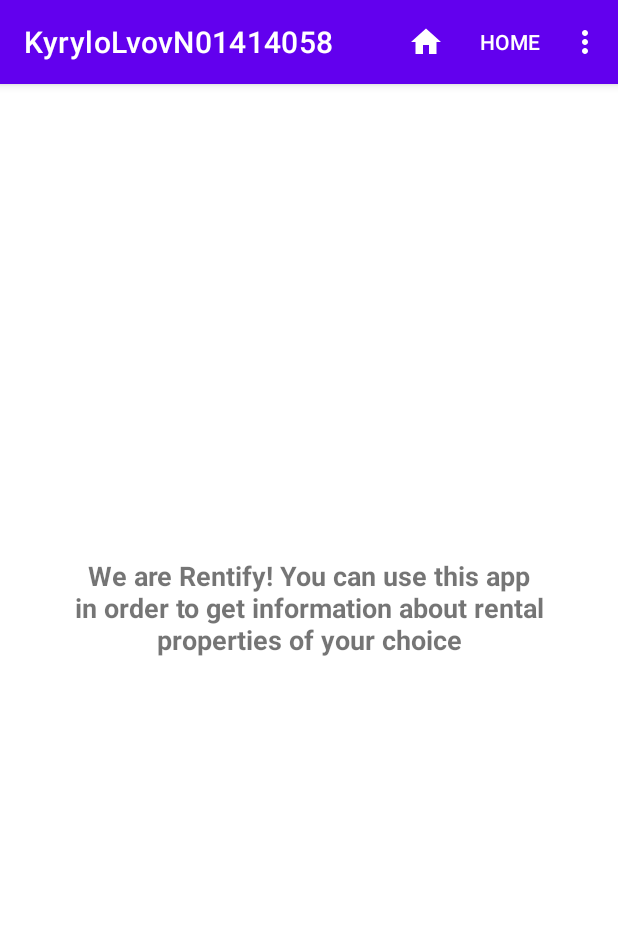
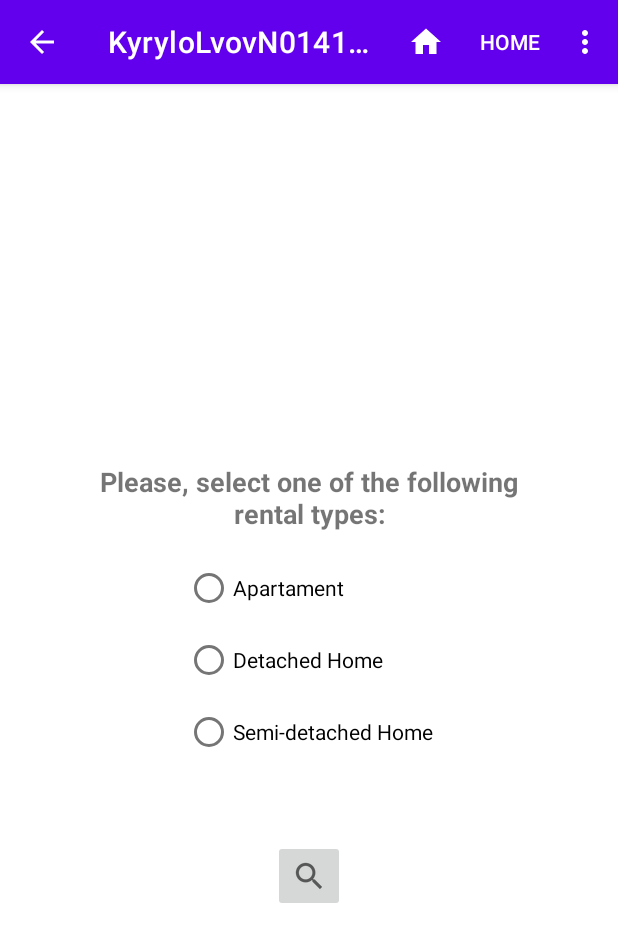
Before and after one commit to KyryloLvov4058/KyryloLvovAssign2, an Android app: the LvovRentTypeScreenActivity screen opened directly, with no data from a screen before it, on a phone screen of 412 x 824 dp. Shown: the top 942 px of the screen. Run offline under Robolectric (Android 15) with nearby library versions, the phone set to English and light mode, and no system bars.

Commit message:
ADDED: - Rent Type Screen markup - Back button in application top bar - Logic to check whether specific radio button is checked

```diff
--- a/KyryloLab22/src/main/java/kyrylo/lvov/n01414058/LvovActivityWithMenu.java
+++ b/KyryloLab22/src/main/java/kyrylo/lvov/n01414058/LvovActivityWithMenu.java
@@ -24,7 +24,8 @@ public class LvovActivityWithMenu extends AppCompatActivity {
         Intent intent = null;
         switch (item.getItemId()) {
             case R.id.kyryloRent:
-                intent = new Intent(Intent.ACTION_CALL, Uri.parse("tel:" + "+14373452002"));
+                intent = new Intent(Intent.ACTION_DIAL);
+                intent.setData(Uri.parse("tel:+14373452002"));
                 startActivity(intent);
                 return true;
 
@@ -34,14 +35,13 @@ public class LvovActivityWithMenu extends AppCompatActivity {
                 return true;
 
             case R.id.kyryloHome:
+            case android.R.id.home:
                 intent = new Intent(LvovActivityWithMenu.this, KyryloActivity.class);
                 startActivity(intent);
                 return true;
 
             default:
-                intent = new Intent(Intent.ACTION_VIEW, Uri.parse(getString(R.string.website_link)));
-                startActivity(intent);
-                return true;
+                return false;
         }
     }
 }
--- a/KyryloLab22/src/main/java/kyrylo/lvov/n01414058/LvovRentTypeScreenActivity.java
+++ b/KyryloLab22/src/main/java/kyrylo/lvov/n01414058/LvovRentTypeScreenActivity.java
@@ -3,9 +3,16 @@ package kyrylo.lvov.n01414058;
 
 import android.content.Intent;
 import android.os.Bundle;
+import android.util.Log;
 import android.view.View;
+import android.widget.ImageButton;
+import android.widget.RadioButton;
+import android.widget.RadioGroup;
+import android.widget.Toast;
 
 import androidx.appcompat.app.AppCompatActivity;
+
+import java.util.Objects;
 
 public class LvovRentTypeScreenActivity extends LvovActivityWithMenu {
 
@@ -13,5 +20,28 @@ public class LvovRentTypeScreenActivity extends LvovActivityWithMenu {
     protected void onCreate(Bundle savedInstanceState) {
         super.onCreate(savedInstanceState);
         setContentView(R.layout.activity_lvov_rent_type);
+        Objects.requireNonNull(getSupportActionBar()).setDisplayHomeAsUpEnabled(true);
+
+
+        ImageButton imgbtn = findViewById(R.id.kyryloImageButton);
+        RadioButton rb1 = findViewById(R.id.kyryloRadioButton1);
+        RadioButton rb2 = findViewById(R.id.kyryloRadioButton2);
+        RadioButton rb3 = findViewById(R.id.kyryloRadioButton3);
+
+        imgbtn.setOnClickListener(new View.OnClickListener() {
+            @Override
+            public void onClick(View v) {
+                if (rb1.isChecked()) {
+                    Log.d("D", "1 Checked");
+                } else if (rb2.isChecked()) {
+                    Log.d("D", "2 Checked");
+                } else if (rb3.isChecked()) {
+                    Log.d("D", "3 Checked");
+                } else {
+                    Toast toast = Toast.makeText(getApplicationContext(), R.string.oneOptionError, Toast.LENGTH_LONG);
+                    toast.show();
+                }
+            }
+        });
     }
 }
--- a/KyryloLab22/src/main/res/layout/activity_lvov_rent_type.xml
+++ b/KyryloLab22/src/main/res/layout/activity_lvov_rent_type.xml
@@ -7,19 +7,67 @@
     tools:context=".KyryloActivity">
 
     <TextView
-        android:id="@+id/kyryloSecondScreenText"
+        android:id="@+id/kyryloRentScreenText"
         android:layout_width="wrap_content"
         android:layout_height="wrap_content"
         android:gravity="center"
-        android:maxWidth="320dp"
-        android:text="@string/mainScreenDescription"
+        android:maxWidth="300dp"
+        android:text="@string/rentalType"
         android:textSize="18dp"
         android:textStyle="bold"
         app:layout_constraintBottom_toBottomOf="parent"
         app:layout_constraintLeft_toLeftOf="parent"
         app:layout_constraintRight_toRightOf="parent"
         app:layout_constraintTop_toTopOf="parent"
-        app:layout_constraintVertical_bias="0.450" />
+        app:layout_constraintVertical_bias="0.350" />
+
+    <RadioGroup
+        android:id="@+id/kyryloRadioGroup"
+        android:layout_width="wrap_content"
+        android:layout_height="wrap_content"
+        android:layout_centerInParent="true"
+        app:layout_constraintBottom_toBottomOf="parent"
+        app:layout_constraintLeft_toLeftOf="parent"
+        app:layout_constraintRight_toRightOf="parent"
+        app:layout_constraintTop_toTopOf="parent">
+
+        <RadioButton
+            android:id="@+id/kyryloRadioButton1"
+            android:layout_width="wrap_content"
+            android:layout_height="wrap_content"
+            android:text="@string/rentApartament">
+
+        </RadioButton>
+
+        <RadioButton
+            android:id="@+id/kyryloRadioButton2"
+            android:layout_width="wrap_content"
+            android:layout_height="wrap_content"
+            android:text="@string/rentDetached">
+
+        </RadioButton>
+
+        <RadioButton
+            android:id="@+id/kyryloRadioButton3"
+            android:layout_width="wrap_content"
+            android:layout_height="wrap_content"
+            android:text="@string/rentSemi">
+
+        </RadioButton>
+    </RadioGroup>
+
+    <ImageButton
+        android:id="@+id/kyryloImageButton"
+        android:layout_width="wrap_content"
+        android:layout_height="wrap_content"
+        android:layout_centerHorizontal="true"
+        android:minHeight="48dp"
+        app:srcCompat="?android:attr/actionModeWebSearchDrawable"
+        app:layout_constraintBottom_toBottomOf="parent"
+        app:layout_constraintLeft_toLeftOf="parent"
+        app:layout_constraintRight_toRightOf="parent"
+        app:layout_constraintTop_toTopOf="parent"
+        app:layout_constraintVertical_bias="0.700" />
 
 
 </androidx.constraintlayout.widget.ConstraintLayout>
--- a/KyryloLab22/src/main/res/layout/activity_main.xml
+++ b/KyryloLab22/src/main/res/layout/activity_main.xml
@@ -41,14 +41,14 @@
         android:id="@+id/kyryloButton"
         android:layout_width="wrap_content"
         android:layout_height="wrap_content"
+        android:backgroundTint="@color/brand_color"
+        android:onClick="openRentTypeScreen"
         android:text="@string/buttonEnter"
-        android:onClick="openRentTypeScreen"
-        android:backgroundTint="@color/brand_color"
         android:textColor="@android:color/black"
         app:layout_constraintBottom_toBottomOf="parent"
         app:layout_constraintLeft_toLeftOf="parent"
         app:layout_constraintRight_toRightOf="parent"
-        app:layout_constraintVertical_bias="0.600"
-        app:layout_constraintTop_toTopOf="parent" />
+        app:layout_constraintTop_toTopOf="parent"
+        app:layout_constraintVertical_bias="0.600" />
 
 </androidx.constraintlayout.widget.ConstraintLayout>
--- a/KyryloLab22/src/main/res/values/strings.xml
+++ b/KyryloLab22/src/main/res/values/strings.xml
@@ -5,4 +5,9 @@
     <string name="menuHome">HOME</string>
     <string name="menuHelp">HELP</string>
     <string name="website_link">https://www.airbnb.ca/</string>
+    <string name="rentApartament">Apartament</string>
+    <string name="rentDetached">Detached Home</string>
+    <string name="rentSemi">Semi-detached Home</string>
+    <string name="rentalType">Please, select one of the following rental types:</string>
+    <string name="oneOptionError">Please select ast least 1 option</string>
 </resources>
```
